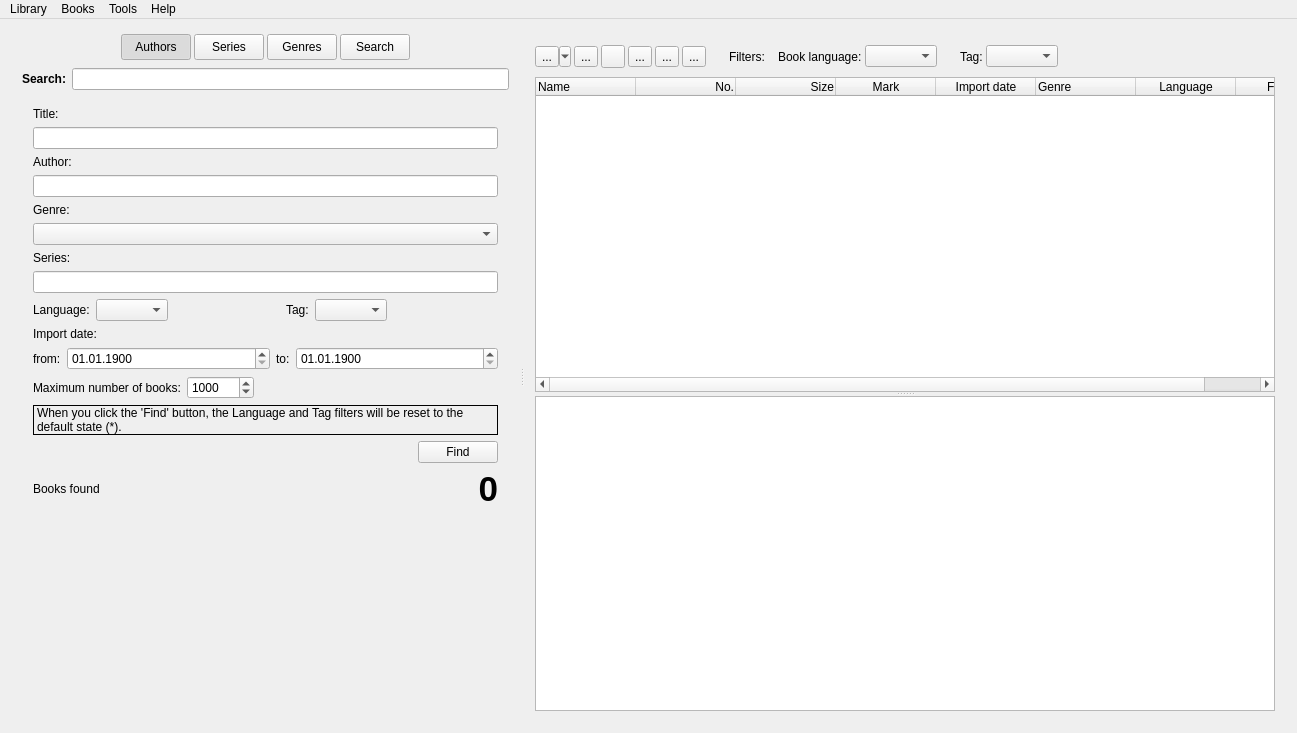
Above: freeLib/src/mainwindow.ui from vpoluyaktov/freeLib before the change. Below: the same form after it.
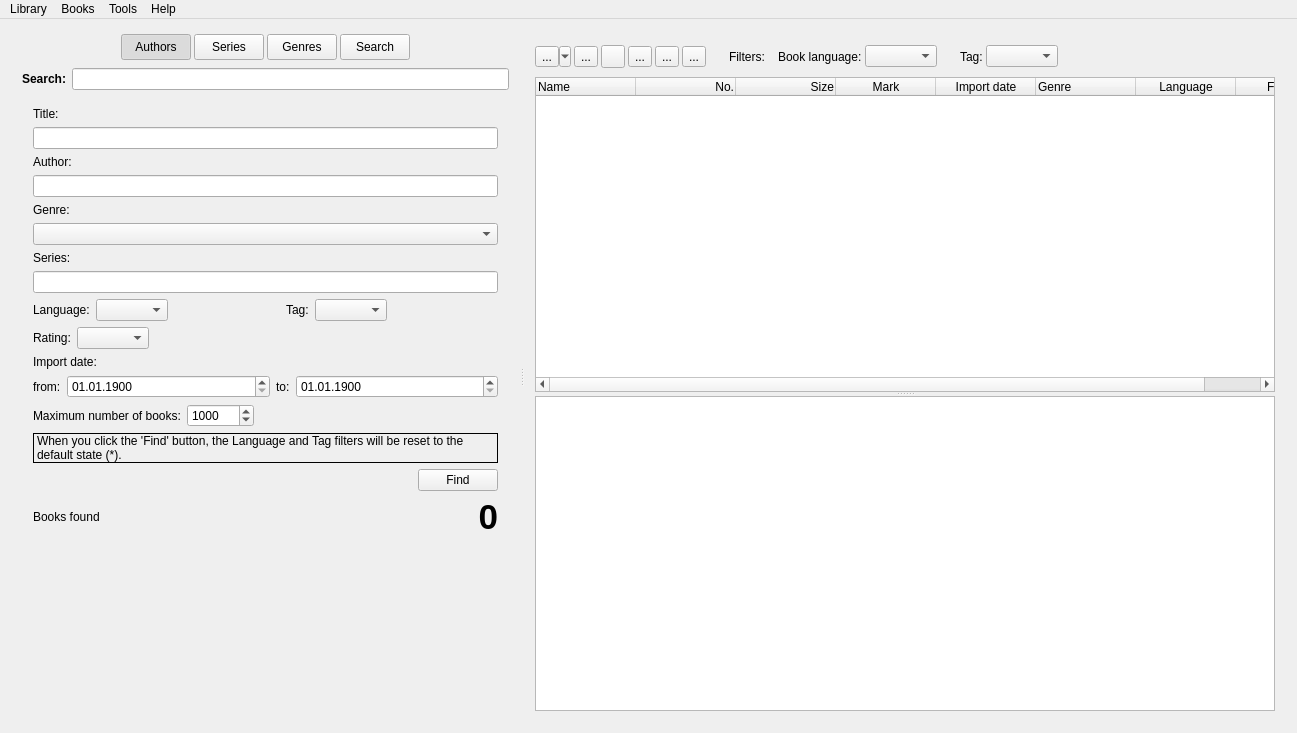
That is the form after the change. Icons and pictures are not drawn.

```diff
--- a/freeLib/src/mainwindow.ui
+++ b/freeLib/src/mainwindow.ui
@@ -537,6 +537,33 @@
                      </item>
                     </layout>
                    </item>
+                   <item>
+                    <layout class="QHBoxLayout" name="horizontalLayoutFindRating">
+                     <item>
+                      <widget class="QLabel" name="labelFindRating">
+                       <property name="text">
+                        <string>Rating:</string>
+                       </property>
+                      </widget>
+                     </item>
+                     <item>
+                      <widget class="QComboBox" name="comboBoxFindRating"/>
+                     </item>
+                     <item>
+                      <spacer name="horizontalSpacer_11">
+                       <property name="orientation">
+                        <enum>Qt::Horizontal</enum>
+                       </property>
+                       <property name="sizeHint" stdset="0">
+                        <size>
+                         <width>40</width>
+                         <height>20</height>
+                        </size>
+                       </property>
+                      </spacer>
+                     </item>
+                    </layout>
+                   </item>
                    <item>
                     <widget class="QLabel" name="label_6">
                      <property name="text">
```
